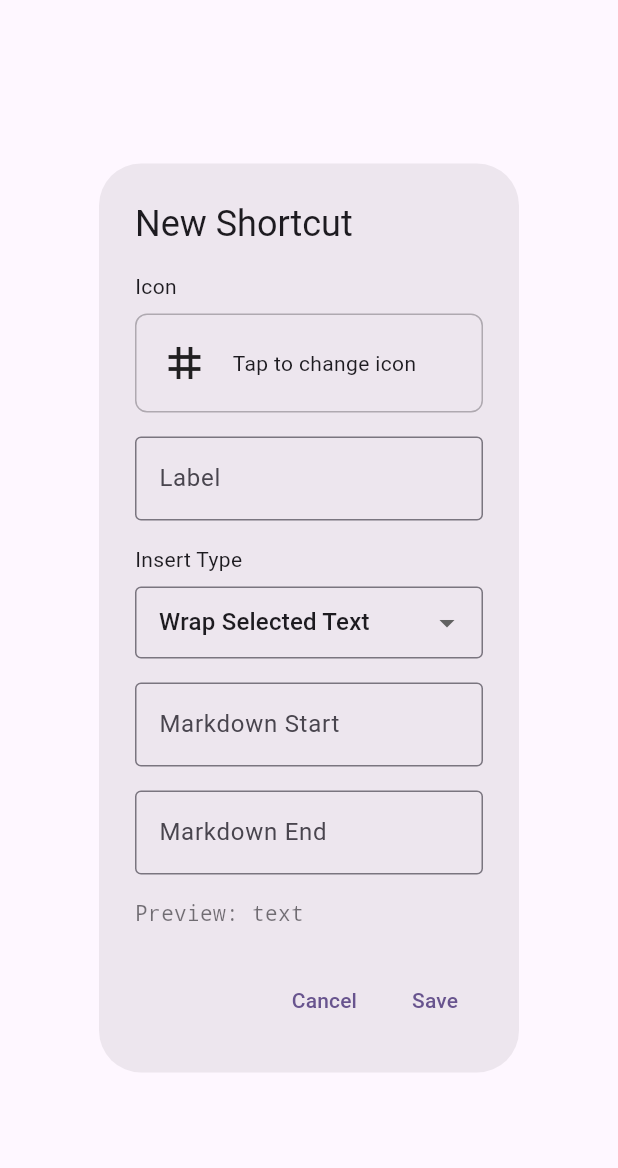
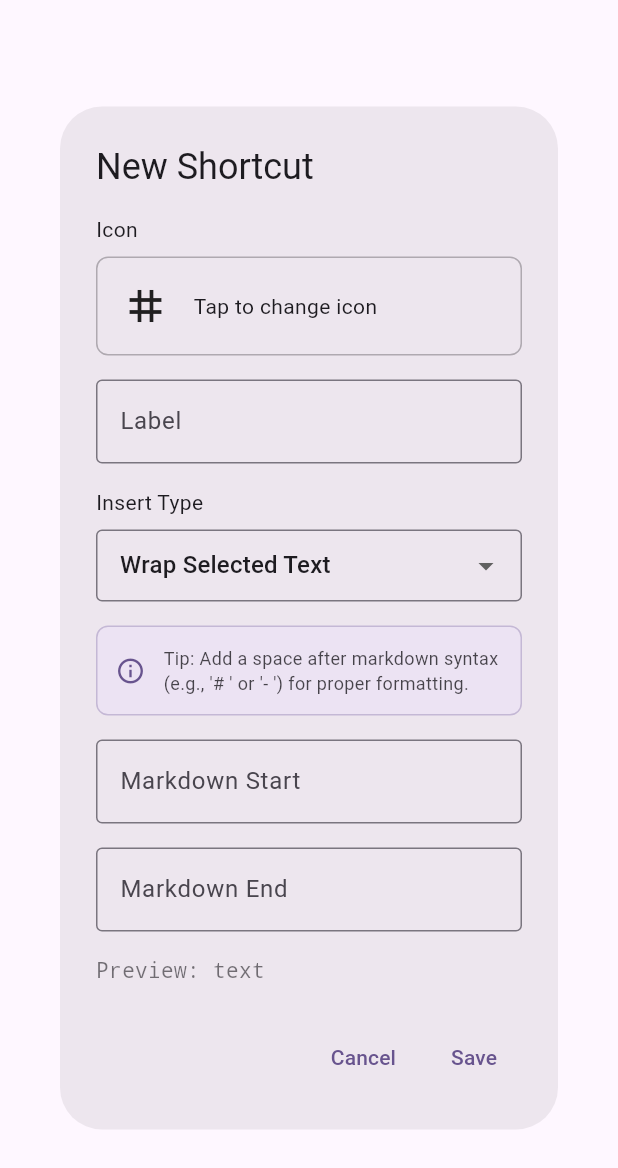
Before and after one commit to m0b-x/gym-notes-track-app, a Flutter app: the _ShortcutEditorDialog widget shown alone on an empty page, opened directly with empty values, on a phone screen of 412 x 824 dp. Shown: the top 1168 px of the screen. Run offline on Flutter 3.47's test engine with Material 3 defaults, Android fonts, the phone set to English and light mode, and no system bars; our stand-ins replace equatable, flutter_bloc, flutter_markdown, shared_preferences; accounts and stored records are empty.

```diff
--- a/forntend/gym_notes_track_app/lib/l10n/app_de.arb
+++ b/forntend/gym_notes_track_app/lib/l10n/app_de.arb
@@ -460,5 +460,9 @@
         "type": "String"
       }
     }
+  },
+  "markdownSpaceWarning": "Tipp: Fügen Sie ein Leerzeichen nach der Markdown-Syntax hinzu (z.B. '# ' oder '- ') für die richtige Formatierung.",
+  "@markdownSpaceWarning": {
+    "description": "Warnmeldung, die Benutzer daran erinnert, nach der Markdown-Syntax ein Leerzeichen hinzuzufügen"
   }
 }
--- a/forntend/gym_notes_track_app/lib/l10n/app_en.arb
+++ b/forntend/gym_notes_track_app/lib/l10n/app_en.arb
@@ -460,5 +460,13 @@
         "type": "String"
       }
     }
+  },
+  "markdownSpaceWarning": "Tip: Add a space after markdown syntax (e.g., '# ' or '- ') for proper formatting.",
+  "@markdownSpaceWarning": {
+    "description": "Warning message to remind users to add space after markdown syntax"
+  },
+  "markdownSpaceWarning": "Tip: Add a space after markdown syntax (e.g., '# ' or '- ') for proper formatting.",
+  "@markdownSpaceWarning": {
+    "description": "Warning message to remind users to add space after markdown syntax"
   }
 }
--- a/forntend/gym_notes_track_app/lib/l10n/app_localizations.dart
+++ b/forntend/gym_notes_track_app/lib/l10n/app_localizations.dart
@@ -733,6 +733,12 @@ abstract class AppLocalizations {
   /// In en, this message translates to:
   /// **'{label} button'**
   String shortcutButton(String label);
+
+  /// Warning message to remind users to add space after markdown syntax
+  ///
+  /// In en, this message translates to:
+  /// **'Tip: Add a space after markdown syntax (e.g., \'# \' or \'- \') for proper formatting.'**
+  String get markdownSpaceWarning;
 }
 
 class _AppLocalizationsDelegate
--- a/forntend/gym_notes_track_app/lib/l10n/app_localizations_de.dart
+++ b/forntend/gym_notes_track_app/lib/l10n/app_localizations_de.dart
@@ -345,4 +345,8 @@ class AppLocalizationsDe extends AppLocalizations {
   String shortcutButton(String label) {
     return '$label Schaltfläche';
   }
+
+  @override
+  String get markdownSpaceWarning =>
+      'Tipp: Fügen Sie ein Leerzeichen nach der Markdown-Syntax hinzu (z.B. \'# \' oder \'- \') für die richtige Formatierung.';
 }
--- a/forntend/gym_notes_track_app/lib/l10n/app_localizations_en.dart
+++ b/forntend/gym_notes_track_app/lib/l10n/app_localizations_en.dart
@@ -342,4 +342,8 @@ class AppLocalizationsEn extends AppLocalizations {
   String shortcutButton(String label) {
     return '$label button';
   }
+
+  @override
+  String get markdownSpaceWarning =>
+      'Tip: Add a space after markdown syntax (e.g., \'# \' or \'- \') for proper formatting.';
 }
--- a/forntend/gym_notes_track_app/lib/pages/markdown_settings_page.dart
+++ b/forntend/gym_notes_track_app/lib/pages/markdown_settings_page.dart
@@ -362,7 +362,14 @@ class _MarkdownSettingsPageState extends State<MarkdownSettingsPage> {
 
   @override
   Widget build(BuildContext context) {
-    return Scaffold(
+    return PopScope(
+      canPop: false,
+      onPopInvokedWithResult: (didPop, result) {
+        if (!didPop) {
+          Navigator.of(context).pop(_shortcuts);
+        }
+      },
+      child: Scaffold(
         appBar: AppBar(
           title: Text(AppLocalizations.of(context)!.markdownShortcuts),
           backgroundColor: Theme.of(context).colorScheme.inversePrimary,
@@ -398,12 +405,6 @@ class _MarkdownSettingsPageState extends State<MarkdownSettingsPage> {
                   ),
                 ),
               ],
-          ),
-          IconButton(
-            icon: const Icon(Icons.check),
-            onPressed: () {
-              Navigator.pop(context, _shortcuts);
-            },
             ),
           ],
         ),
@@ -502,7 +503,9 @@ class _MarkdownSettingsPageState extends State<MarkdownSettingsPage> {
                                   style: TextStyle(
                                     fontSize: 10,
                                     fontWeight: FontWeight.bold,
-                                  color: Theme.of(context).colorScheme.primary,
+                                    color: Theme.of(
+                                      context,
+                                    ).colorScheme.primary,
                                   ),
                                 ),
                               ),
@@ -552,6 +555,7 @@ class _MarkdownSettingsPageState extends State<MarkdownSettingsPage> {
         floatingActionButton: FloatingActionButton(
           onPressed: _addShortcut,
           child: const Icon(Icons.add),
+        ),
       ),
     );
   }
@@ -774,6 +778,42 @@ class _ShortcutEditorDialogState extends State<_ShortcutEditorDialog> {
               },
             ),
             const SizedBox(height: 16),
+            Container(
+              padding: const EdgeInsets.all(12),
+              decoration: BoxDecoration(
+                color: Theme.of(
+                  context,
+                ).colorScheme.primaryContainer.withValues(alpha: 0.3),
+                borderRadius: BorderRadius.circular(8),
+                border: Border.all(
+                  color: Theme.of(
+                    context,
+                  ).colorScheme.primary.withValues(alpha: 0.3),
+                ),
+              ),
+              child: Row(
+                children: [
+                  Icon(
+                    Icons.info_outline,
+                    size: 20,
+                    color: Theme.of(context).colorScheme.primary,
+                  ),
+                  const SizedBox(width: 12),
+                  Expanded(
+                    child: Text(
+                      AppLocalizations.of(context)!.markdownSpaceWarning,
+                      style: TextStyle(
+                        fontSize: 12,
+                        color: Theme.of(
+                          context,
+                        ).colorScheme.onSurface.withValues(alpha: 0.8),
+                      ),
+                    ),
+                  ),
+                ],
+              ),
+            ),
+            const SizedBox(height: 16),
             TextField(
               controller: _beforeController,
               decoration: InputDecoration(
```
Also changed, not shown: forntend/gym_notes_track_app/lib/pages/note_editor_page.dart (+15 -79 lines). Lines whose indentation alone changed are shown as unchanged.
